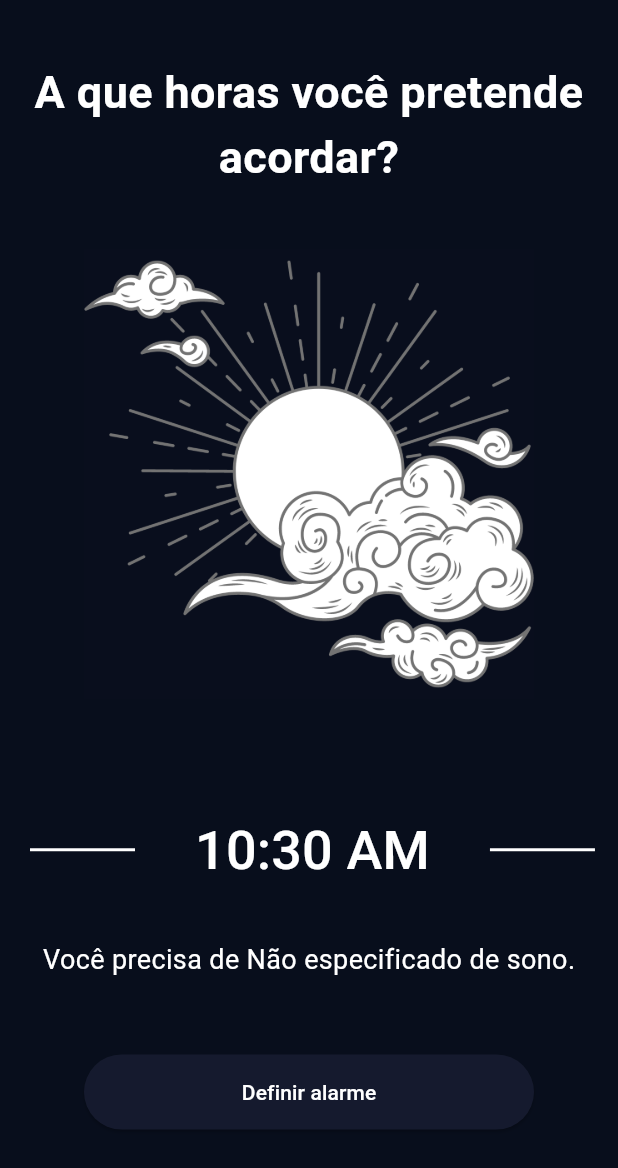
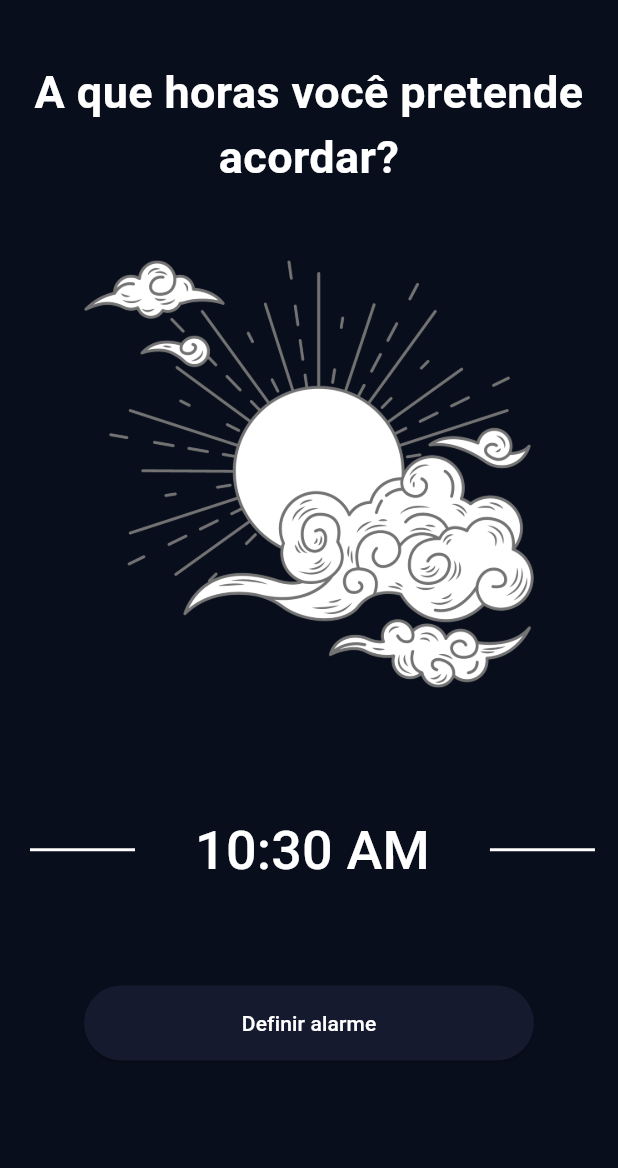
Before and after one commit to LucasMarmittCatarino/Sonho_Saudavel, a Flutter app: the AlarmScreen screen opened directly, on a phone screen of 412 x 824 dp. Shown: the top 1168 px of the screen. Run offline on Flutter 3.47's test engine with Material 3 defaults, Android fonts, the phone set to English and light mode, and no system bars; our stand-ins replace carousel_slider, cloud_firestore, firebase_core, flutter_screenutil; accounts and stored records are empty.

```diff
--- a/lib/screens/AlarmScreen/alarm_screen.dart
+++ b/lib/screens/AlarmScreen/alarm_screen.dart
@@ -65,12 +65,6 @@ class _AlarmScreenState extends State<AlarmScreen> {
 
   @override
   Widget build(BuildContext context) {
-    final userStore = context.watch<UserStore>();
-    final sleepSchedule = userStore.sleepSchedule;
-    final sleepTimeAmount = sleepSchedule?['sleepTimeAmount'];
-    final sleepTimeFormatted = sleepTimeAmount != null
-        ? '$sleepTimeAmount horas'
-        : 'Não especificado';
 
     return Scaffold(
       backgroundColor: const Color(0xFF080E1C),
@@ -127,14 +121,6 @@ class _AlarmScreenState extends State<AlarmScreen> {
                     ),
                   ],
                 ),
-                const SizedBox(height: 20),
-                Text(
-                  'Você precisa de $sleepTimeFormatted de sono.',
-                  style: const TextStyle(
-                    color: Colors.white,
-                    fontSize: 18,
-                  ),
-                ),
                 const SizedBox(height: 50),
                 SizedBox(
                   width: 300,
```
Also changed, not shown: lib/components/homeViews/home_after_wake_time_set.dart (+6 -69 lines), lib/screens/HomeScreen/home_screen.dart (+16 -1 lines).
